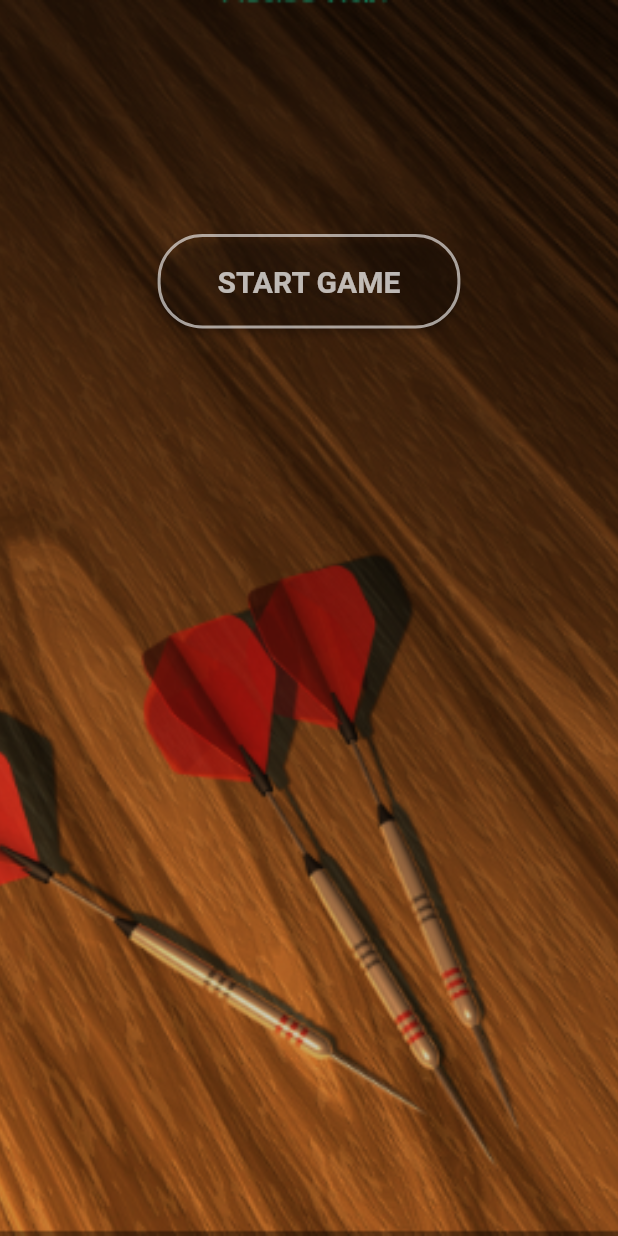
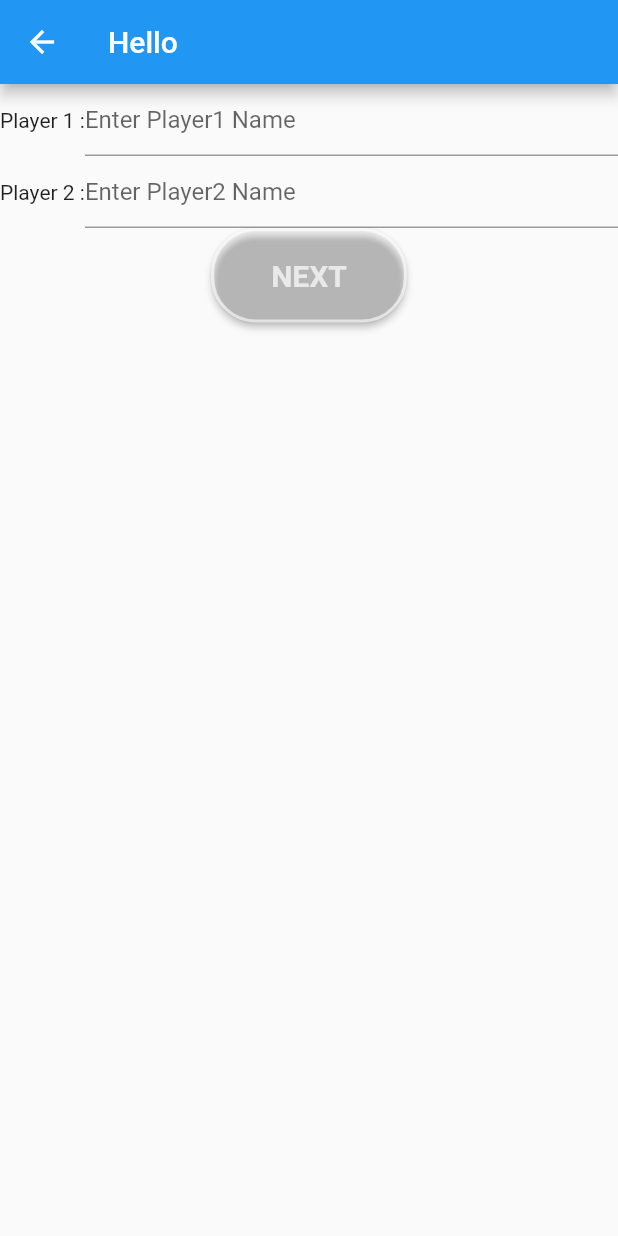
Before and after one commit to MariaNabil/Flutter_Darts_App, a Flutter app: the screen it shows after launch, after a tap on "START GAME", on a phone screen of 412 x 824 dp. Run offline on Flutter 3.47's test engine with Material 2 defaults, Android fonts, the phone set to English and light mode, and no system bars.

Commit message:
Add StartGamePage

```diff
--- /dev/null
+++ b/lib/StartGamePage.dart
@@ -0,0 +1,72 @@
+import 'package:flutter/material.dart';
+
+Widget StartGamePage(BuildContext context) {
+  String player1 = "";
+  String player2 = "";
+  final _biggerFont = const TextStyle(fontSize: 18.0);
+
+  return Scaffold(
+    appBar: AppBar(
+      title: Text('Hello'),
+    ),
+    body: Center(
+      child: Column(
+        children: <Widget>[
+          Row(
+            children: <Widget>[
+              Text('Player 1 :'),
+              Expanded(
+                  child: TextField(
+                decoration: InputDecoration(
+                    border: new UnderlineInputBorder(
+                      borderRadius: BorderRadius.all(Radius.circular(0)),
+                    ),
+                    hintText: 'Enter Player1 Name'),
+                onChanged: (text) {
+                  player1 = text;
+                },
+              ))
+            ],
+          ),
+          Row(
+            children: <Widget>[
+              Text('Player 2 :'),
+              Expanded(
+                  child: TextField(
+                decoration: InputDecoration(
+                    border: new UnderlineInputBorder(
+                      borderRadius: BorderRadius.all(Radius.circular(0)),
+                    ),
+                    hintText: 'Enter Player2 Name'),
+                onChanged: (text) {
+                  player2 = text;
+                },
+              ))
+            ],
+          ),
+          RaisedButton(
+              padding: const EdgeInsets.only(
+                  right: 40, left: 40, top: 20, bottom: 20),
+              color: Colors.transparent,
+              child: Text(
+                'NEXT',
+                style: TextStyle(
+                    fontSize: 20,
+                    color: Colors.white70,
+                    fontWeight: FontWeight.bold),
+              ),
+              shape: new RoundedRectangleBorder(
+                borderRadius: new BorderRadius.circular(30.0),
+                side: BorderSide(
+                  width: 2,
+                  color: Colors.white60,
+                ),
+              ),
+              onPressed: () {
+                print(player1 + " " + player2);
+              })
+        ],
+      ),
+    ),
+  );
+}
--- a/lib/main.dart
+++ b/lib/main.dart
@@ -1,130 +1,45 @@
 import 'package:flutter/material.dart';
-
-/* #region */
-/*main() {
-  runApp(Center(
-    child: Text(
-      'Hello Flutter Developer',
-      textDirection: TextDirection.ltr,
-    ),
-  ));
-}*/
-/*class MyApp extends StatelessWidget {
-  @override
-  Widget build(BuildContext context) {
-    return MaterialApp(
-        home: Scaffold(
-      appBar: AppBar(
-        title: Text('First App'),
-      ),
-      body: Center(
-        child: Text(
-          'Hello Flutter Maria Developer',
-          style: TextStyle(fontSize: 20),
-        ),
-      ),
-    ));
-  }
-}*/
-
-/**/
-/* #endregion */
+import './StartGamePage.dart';
 
 main() {
   runApp(MyApp());
 }
 
-/*class MyApp extends StatelessWidget {
-  int counter = 0;
-  @override
+class MyApp extends StatelessWidget {
+  /*void _pushStartGame(BuildContext context) {
+    Navigator.of(context).push(
+      MaterialPageRoute<void>(
+        // Add 20 lines from here...
+        builder: (BuildContext context) {
+          return savedSuggestionsPage(context);
+        },
+      ),
+    );
+  }*/
+
   @override
   Widget build(BuildContext context) {
-    return DecoratedBox(
-      decoration: BoxDecoration(
-        image: DecorationImage(
-            image: AssetImage("assets/images/11.png"), fit: BoxFit.fitHeight),
-      ),
-      // child: Center(child: FlutterLogo(size: 300)),
-      // child: RaisedButton(
-      //     child: Text('Click Me'),
-      //     onPressed: () {
-      //       //call build
-      //       //setState(() {
-      //       //  counter++;
-      //       // });
-      //       print('Counter is');
-      //     }),
-    );
-  }
-}*/
-/*class MyApp extends StatefulWidget {
-  @override
-  State<StatefulWidget> createState() {
-    // TODO: implement createState
-    return MyAppState();
+    return MaterialApp(title: 'Welcome to Flutter', home: new HomeScreen());
   }
 }
 
-class MyAppState extends State<MyApp> {
-  int counter = 0;
+class HomeScreen extends StatelessWidget {
   @override
   Widget build(BuildContext context) {
-    return MaterialApp(
-      home: Scaffold(
-          appBar: AppBar(
-            title: Text('First App'),
-          ),
-          body: Column(
-            children: <Widget>[
-              Text(
-                'This button is clicked  $counter times',
-                style: TextStyle(fontSize: 22),
-              ),
-              RaisedButton(
-                  child: Text('Click Me'),
-                  onPressed: () {
-                    //call build
-                    setState(() {
-                      counter++;
-                    });
-                    print('Counter is $counter');
-                  })
-            ],
-          )),
-    );
-  }
-}
-*/
-
-class MyApp extends StatelessWidget {
-  @override
-  Widget build(BuildContext context) {
-    return MaterialApp(
-        title: 'Welcome to Flutter',
-        home: Container(
+    return Container(
       padding: const EdgeInsets.only(top: 100),
       decoration: BoxDecoration(
           image: DecorationImage(
-                  image: AssetImage("assets/images/11.png"),
-                  fit: BoxFit.cover)),
+              image: AssetImage("assets/images/11.png"), fit: BoxFit.cover)),
       child: Scaffold(
         backgroundColor: Colors.transparent,
         appBar: AppBar(
           elevation: 0,
           backgroundColor: Colors.transparent,
-              //title: Text('My App'),
           centerTitle: true,
-              /*leading: IconButton(
-                  icon: Icon(
-                    Icons.list,
-                    color: Colors.white,
-                  ),
-                  onPressed: () {}),*/
         ),
         body: Row(
-              //mainAxisSize: MainAxisSize.max,
           mainAxisAlignment: MainAxisAlignment.center,
-              //crossAxisAlignment: CrossAxisAlignment.center,
           children: <Widget>[
             RaisedButton(
                 padding: const EdgeInsets.only(
@@ -145,12 +60,19 @@ class MyApp extends StatelessWidget {
                   ),
                 ),
                 onPressed: () {
-                      print('Counter is');
+                  Navigator.of(context).push(
+                    MaterialPageRoute<void>(
+                      // Add 20 lines from here...
+                      builder: (BuildContext context) {
+                        return StartGamePage(context);
+                      },
+                    ),
+                  );
                 }),
           ],
         ),
       ),
-        ));
+    );
   }
 }
 
```
Lines whose indentation alone changed are shown as unchanged.
